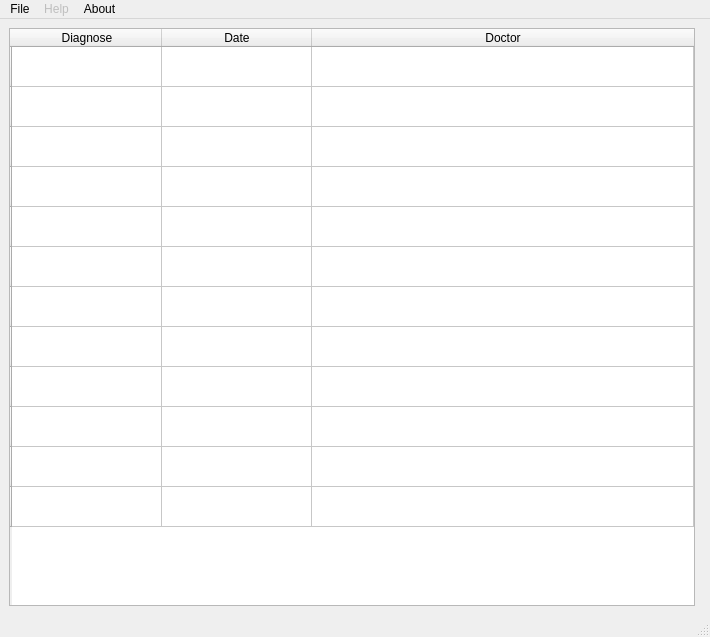
Above: ui/user.ui from TarasRudnyk/Students_health_records before the change. Below: the same form after it.
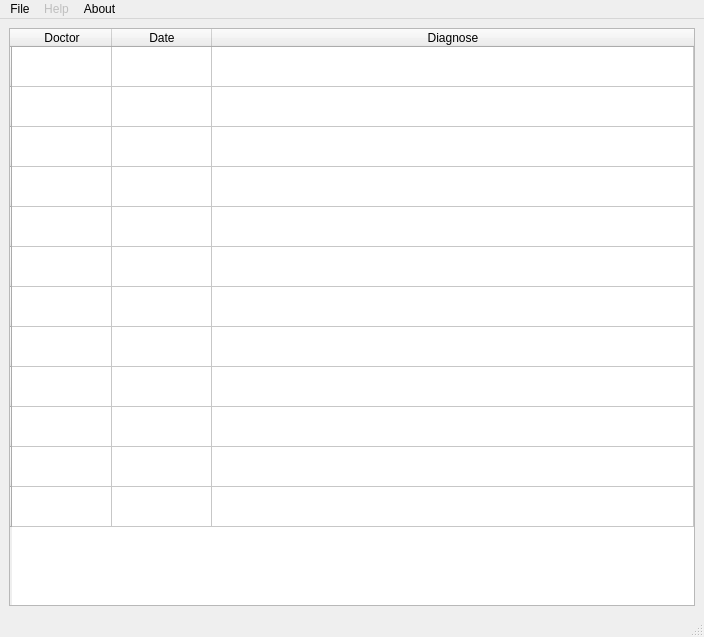
That is the form after the change. Icons and pictures are not drawn.

Commit message: new authorization and user forms.

Diff of the .ui file:
```diff
--- a/ui/user.ui
+++ b/ui/user.ui
@@ -6,7 +6,7 @@
    <rect>
     <x>0</x>
     <y>0</y>
-    <width>710</width>
+    <width>704</width>
     <height>637</height>
    </rect>
   </property>
@@ -18,7 +18,7 @@
     <normaloff>icon.jpg</normaloff>icon.jpg</iconset>
   </property>
   <widget class="QWidget" name="centralwidget">
-   <layout class="QFormLayout" name="formLayout">
+   <layout class="QGridLayout" name="gridLayout">
     <item row="0" column="0">
      <widget class="QTableWidget" name="user_info_tableWidget">
       <property name="enabled">
@@ -87,14 +87,20 @@
       <property name="columnCount">
        <number>3</number>
       </property>
+      <attribute name="horizontalHeaderVisible">
+       <bool>true</bool>
+      </attribute>
       <attribute name="horizontalHeaderCascadingSectionResizes">
        <bool>true</bool>
       </attribute>
       <attribute name="horizontalHeaderDefaultSectionSize">
-       <number>150</number>
+       <number>100</number>
+      </attribute>
+      <attribute name="horizontalHeaderHighlightSections">
+       <bool>true</bool>
       </attribute>
       <attribute name="horizontalHeaderMinimumSectionSize">
-       <number>42</number>
+       <number>50</number>
       </attribute>
       <attribute name="horizontalHeaderShowSortIndicator" stdset="0">
        <bool>true</bool>
@@ -177,21 +183,21 @@
         <string/>
        </property>
       </row>
-      <column>
-       <property name="text">
-        <string>Diagnose</string>
-       </property>
-      </column>
-      <column>
-       <property name="text">
-        <string>Date</string>
-       </property>
-      </column>
       <column>
        <property name="text">
         <string>Doctor</string>
        </property>
       </column>
+      <column>
+       <property name="text">
+        <string>Date</string>
+       </property>
+      </column>
+      <column>
+       <property name="text">
+        <string>Diagnose</string>
+       </property>
+      </column>
       <item row="9" column="1">
        <property name="text">
         <string/>
@@ -216,7 +222,7 @@
     <rect>
      <x>0</x>
      <y>0</y>
-     <width>710</width>
+     <width>704</width>
      <height>21</height>
     </rect>
    </property>
```
Left out of the diff: 2 changed lines with no effect on the pictures. The commit also changes 4 other files.
